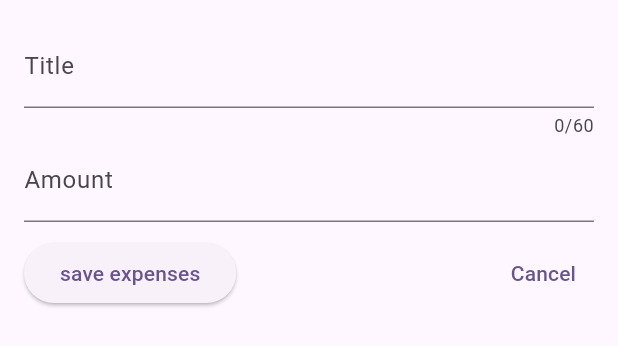
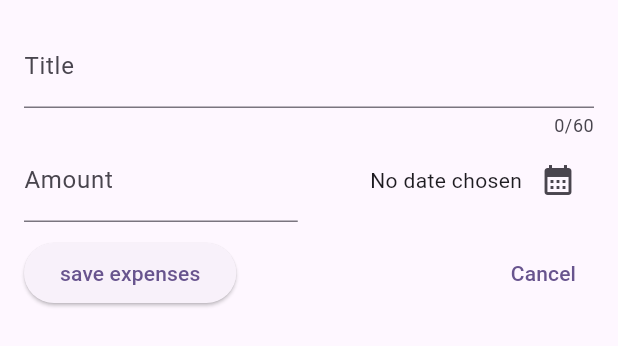
Before and after one commit to Desmond235/expense_tracker, a Flutter app: the NewExpense widget shown alone on an empty page, opened directly, on a phone screen of 412 x 824 dp. Shown: the top 346 px of the screen. Run offline on Flutter 3.47's test engine with Material 2 defaults, Android fonts, the phone set to English and light mode, and no system bars.

Commit message:
modified file

```diff
--- a/lib/widgets/new_expense.dart
+++ b/lib/widgets/new_expense.dart
@@ -1,4 +1,5 @@
 import 'package:flutter/material.dart';
+import 'package:expense_planner/model/expense.dart';
 
 class NewExpense extends StatefulWidget {
   const NewExpense({super.key});
@@ -8,13 +9,28 @@ class NewExpense extends StatefulWidget {
 }
 
 class _NewExpenseState extends State<NewExpense> {
-  final titleController = TextEditingController();
-  final amountController = TextEditingController();
+  final _titleController = TextEditingController();
+  final _amountController = TextEditingController();
+  DateTime? _chosenDate;
+
+  void _datePicker() async {
+    final todayDate = DateTime.now();
+    final firstDate =
+        DateTime(todayDate.year - 1, todayDate.month, todayDate.day);
+    final pickedDate = await showDatePicker(
+        context: context,
+        initialDate: todayDate,
+        firstDate: firstDate,
+        lastDate: todayDate);
+    setState(() {
+      _chosenDate = pickedDate;
+    });
+  }
 
   @override
   void dispose() {
-    titleController.dispose();
-    amountController.dispose();
+    _titleController.dispose();
+    _amountController.dispose();
     super.dispose();
   }
 
@@ -26,21 +42,46 @@ class _NewExpenseState extends State<NewExpense> {
         children: [
           TextField(
             maxLength: 60,
-            controller: titleController,
+            controller: _titleController,
             decoration: const InputDecoration(
               label: Text('Title'),
             ),
           ),
-          TextField(
-            controller: amountController,
+          Row(
+            children: [
+              Expanded(
+                child: TextField(
+                  controller: _amountController,
                   keyboardType: TextInputType.number,
                   decoration: const InputDecoration(
+                    prefixText: "\$\t",
                     label: Text('Amount'),
                   ),
                 ),
+              ),
               const SizedBox(
-            height: 10,
+                width: 15,
               ),
+              Expanded(
+                child: Row(
+                  mainAxisAlignment: MainAxisAlignment.end,
+                  crossAxisAlignment: CrossAxisAlignment.center,
+                  children: [
+                    Text(_chosenDate == null
+                        ? 'No date chosen'
+                        : formater.format(_chosenDate!)),
+                    IconButton(
+                      onPressed: _datePicker,
+                      icon: const Icon(
+                        Icons.calendar_month,
+                      ),
+                    ),
+                  ],
+                ),
+              )
+            ],
+          ),
+          const SizedBox(height: 10),
           Row(
             children: [
               ElevatedButton(
@@ -49,7 +90,9 @@ class _NewExpenseState extends State<NewExpense> {
               ),
               const Spacer(),
               TextButton(
-                onPressed: () {},
+                onPressed: () {
+                  Navigator.pop(context);
+                },
                 child: const Text('Cancel'),
               ),
             ],
```
Lines whose indentation alone changed are shown as unchanged.
